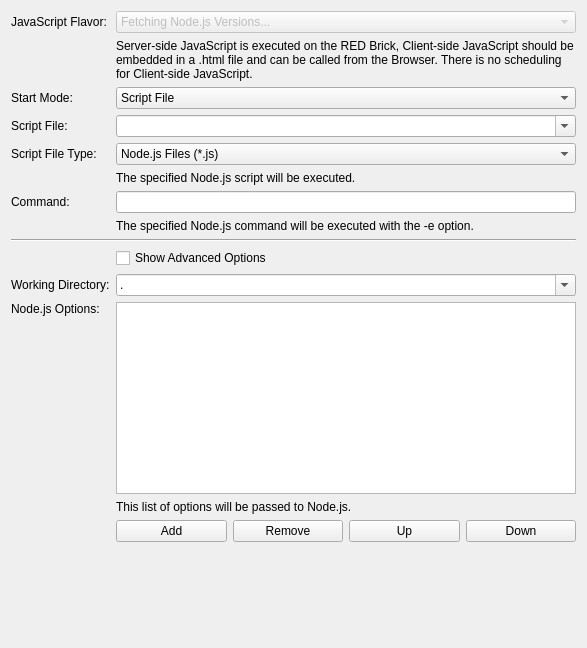
The window that src/brickv/plugin_system/plugins/red/ui/program_page_javascript.ui (Tinkerforge/brickv) describes before a commit, drawn with Qt 5.
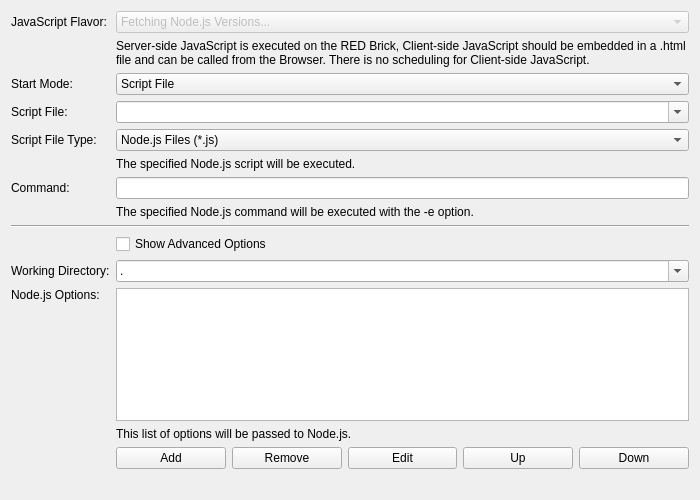
The same window after the commit. Custom widgets are drawn as their Qt base class.

Commit message: red: Add edit buttons to program wizard list editors

```diff
--- a/src/brickv/plugin_system/plugins/red/ui/program_page_javascript.ui
+++ b/src/brickv/plugin_system/plugins/red/ui/program_page_javascript.ui
@@ -6,8 +6,8 @@
    <rect>
     <x>0</x>
     <y>0</y>
-    <width>587</width>
-    <height>648</height>
+    <width>700</width>
+    <height>500</height>
    </rect>
   </property>
   <property name="windowTitle">
@@ -26,7 +26,7 @@
        </property>
       </widget>
      </item>
-     <item row="0" column="1" colspan="4">
+     <item row="0" column="1" colspan="5">
       <widget class="QComboBox" name="combo_flavor">
        <property name="enabled">
         <bool>false</bool>
@@ -54,7 +54,7 @@
        </property>
       </widget>
      </item>
-     <item row="2" column="1" colspan="4">
+     <item row="2" column="1" colspan="5">
       <widget class="QComboBox" name="combo_start_mode">
        <item>
         <property name="text">
@@ -78,7 +78,7 @@
        </property>
       </widget>
      </item>
-     <item row="3" column="1" colspan="4">
+     <item row="3" column="1" colspan="5">
       <widget class="QComboBox" name="combo_script_file">
        <property name="editable">
         <bool>true</bool>
@@ -88,7 +88,7 @@
        </property>
       </widget>
      </item>
-     <item row="5" column="1" colspan="4">
+     <item row="5" column="1" colspan="5">
       <widget class="QLabel" name="label_script_file_help">
        <property name="text">
         <string>The specified Node.js script will be executed.</string>
@@ -108,7 +108,7 @@
        </property>
       </widget>
      </item>
-     <item row="7" column="1" colspan="4">
+     <item row="7" column="1" colspan="5">
       <widget class="QLabel" name="label_command_help">
        <property name="text">
         <string>The specified Node.js command will be executed with the -e option.</string>
@@ -118,10 +118,10 @@
        </property>
       </widget>
      </item>
-     <item row="6" column="1" colspan="4">
+     <item row="6" column="1" colspan="5">
       <widget class="QLineEdit" name="edit_command"/>
      </item>
-     <item row="9" column="1" colspan="4">
+     <item row="9" column="1" colspan="5">
       <widget class="QCheckBox" name="check_show_advanced_options">
        <property name="text">
         <string>Show Advanced Options</string>
@@ -138,7 +138,7 @@
        </property>
       </widget>
      </item>
-     <item row="10" column="1" colspan="4">
+     <item row="10" column="1" colspan="5">
       <widget class="QComboBox" name="combo_working_directory">
        <property name="editable">
         <bool>true</bool>
@@ -173,10 +173,10 @@
        </property>
       </widget>
      </item>
-     <item row="11" column="1" colspan="4">
+     <item row="11" column="1" colspan="5">
       <widget class="ExpandingListWidget" name="list_options"/>
      </item>
-     <item row="12" column="1" colspan="4">
+     <item row="12" column="1" colspan="5">
       <widget class="QLabel" name="label_options_help">
        <property name="text">
         <string>This list of options will be passed to Node.js.</string>
@@ -193,28 +193,28 @@
        </property>
       </widget>
      </item>
-     <item row="13" column="3">
+     <item row="13" column="4">
       <widget class="QPushButton" name="button_up_option">
        <property name="text">
         <string>Up</string>
        </property>
       </widget>
      </item>
-     <item row="13" column="4">
+     <item row="13" column="5">
       <widget class="QPushButton" name="button_down_option">
        <property name="text">
         <string>Down</string>
        </property>
       </widget>
      </item>
-     <item row="8" column="0" colspan="5">
+     <item row="8" column="0" colspan="6">
       <widget class="Line" name="line">
        <property name="orientation">
         <enum>Qt::Horizontal</enum>
        </property>
       </widget>
      </item>
-     <item row="4" column="1" colspan="4">
+     <item row="4" column="1" colspan="5">
       <widget class="QComboBox" name="combo_script_file_type">
        <property name="currentIndex">
         <number>1</number>
@@ -241,7 +241,7 @@
        </property>
       </widget>
      </item>
-     <item row="1" column="1" colspan="4">
+     <item row="1" column="1" colspan="5">
       <widget class="QLabel" name="label_version_help">
        <property name="text">
         <string>Server-side JavaScript is executed on the RED Brick, Client-side JavaScript should be embedded in a .html file and can be called from the Browser. There is no scheduling for Client-side JavaScript.</string>
@@ -251,7 +251,7 @@
        </property>
       </widget>
      </item>
-     <item row="14" column="1" colspan="4">
+     <item row="14" column="1" colspan="5">
       <widget class="QLabel" name="label_spacer">
        <property name="sizePolicy">
         <sizepolicy hsizetype="Preferred" vsizetype="Preferred">
@@ -264,6 +264,13 @@
        </property>
       </widget>
      </item>
+     <item row="13" column="3">
+      <widget class="QPushButton" name="button_edit_option">
+       <property name="text">
+        <string>Edit</string>
+       </property>
+      </widget>
+     </item>
     </layout>
    </item>
   </layout>
```
Left out of the diff: 1 changed line with no effect on the pictures. The commit also changes 27 other files.
